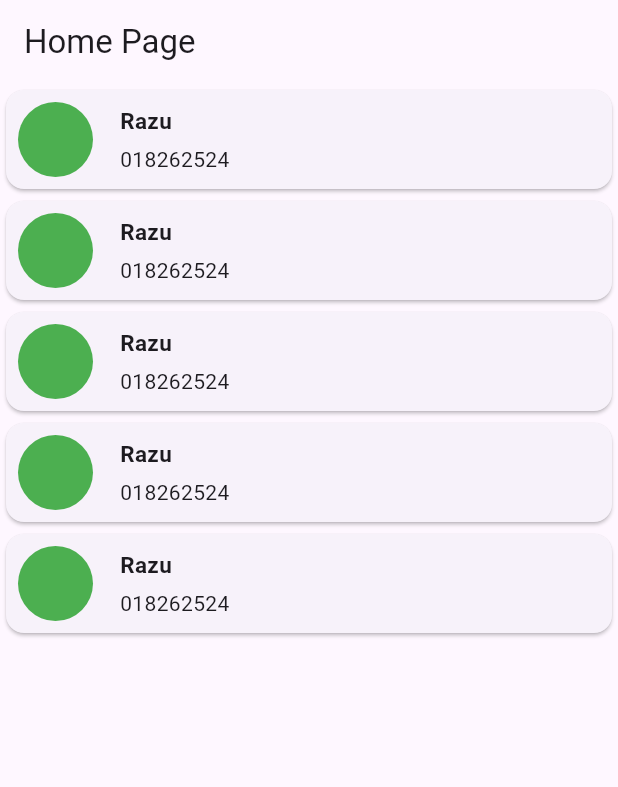
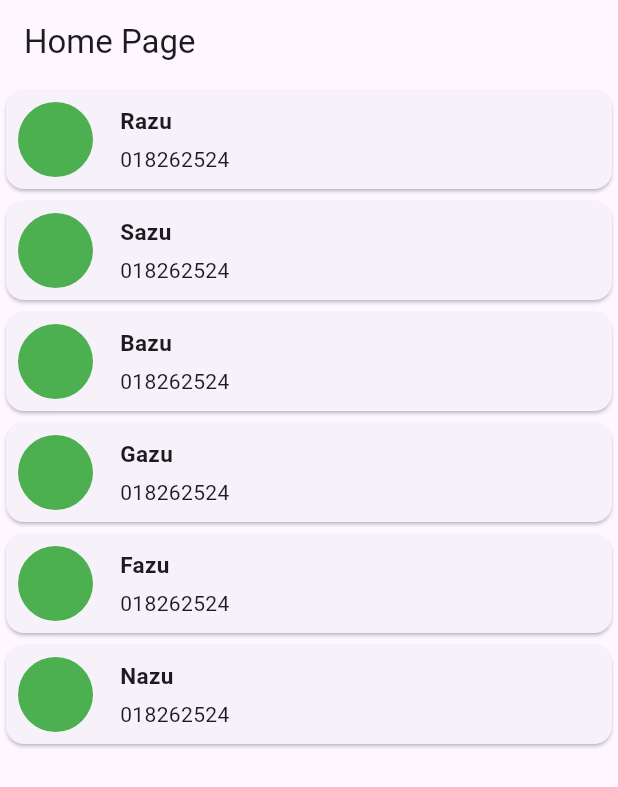
Before and after one commit to RaFiuL-RaZu/app_create2, a Flutter app: the screen it shows after launch, on a phone screen of 412 x 824 dp. Shown: the top 787 px of the screen. Run offline on Flutter 3.47's test engine with Material 3 defaults, Android fonts, the phone set to English and light mode, and no system bars.

Commit message:
innit commit

```diff
--- a/lib/main.dart
+++ b/lib/main.dart
@@ -17,12 +17,15 @@ class MyApp extends StatelessWidget {
 }
 
 class HomeScren extends StatelessWidget {
-  const HomeScren({Key? key}) : super(key: key);
-
-  Mysnakbar(message, context) {
-    ScaffoldMessenger.of(context)
-        .showSnackBar(SnackBar(content: Text(message)));
-  }
+   HomeScren({Key? key}) : super(key: key);
+  List<String> contactList=[
+    "Razu",
+    "Sazu",
+    "Bazu",
+    "Gazu",
+    "Fazu",
+    "Nazu",
+  ];
 
   @override
   Widget build(BuildContext context) {
@@ -31,9 +34,9 @@ class HomeScren extends StatelessWidget {
         title: Text("Home Page"),
       ),
       body:ListView.builder(
-        itemCount: 5,
+        itemCount:contactList.length,
           itemBuilder:(context, index){
-            return ContactCard(name: "Razu",phone: "018262524",);
+            return ContactCard(name:contactList[index],phone: "018262524",);
           } ),
     );
   }
```
